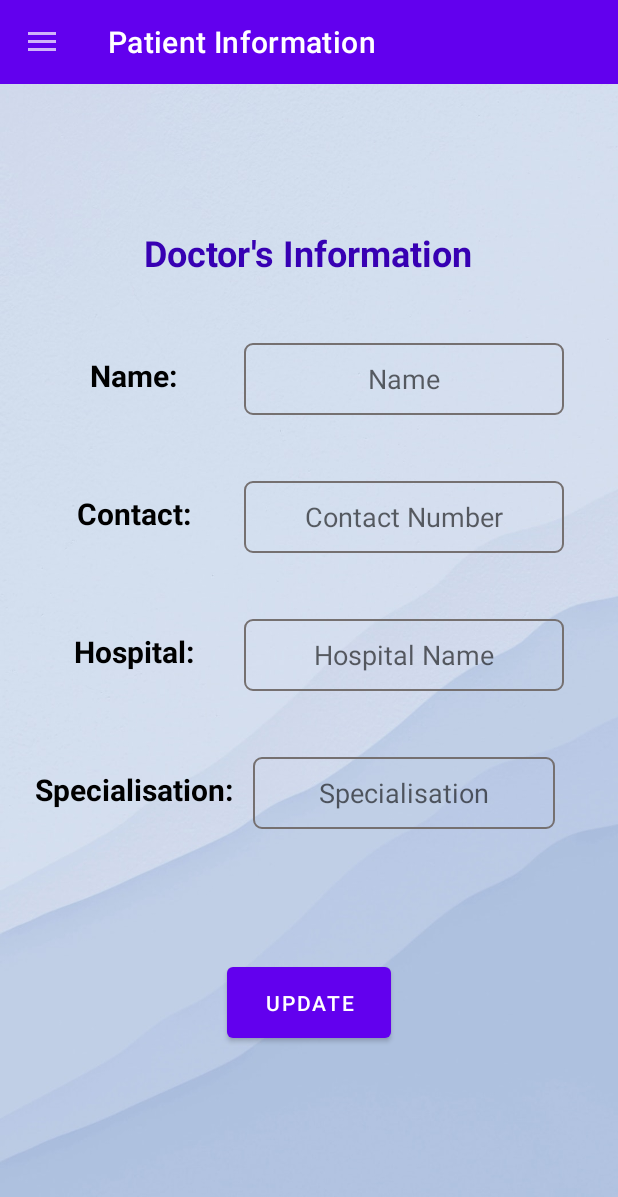
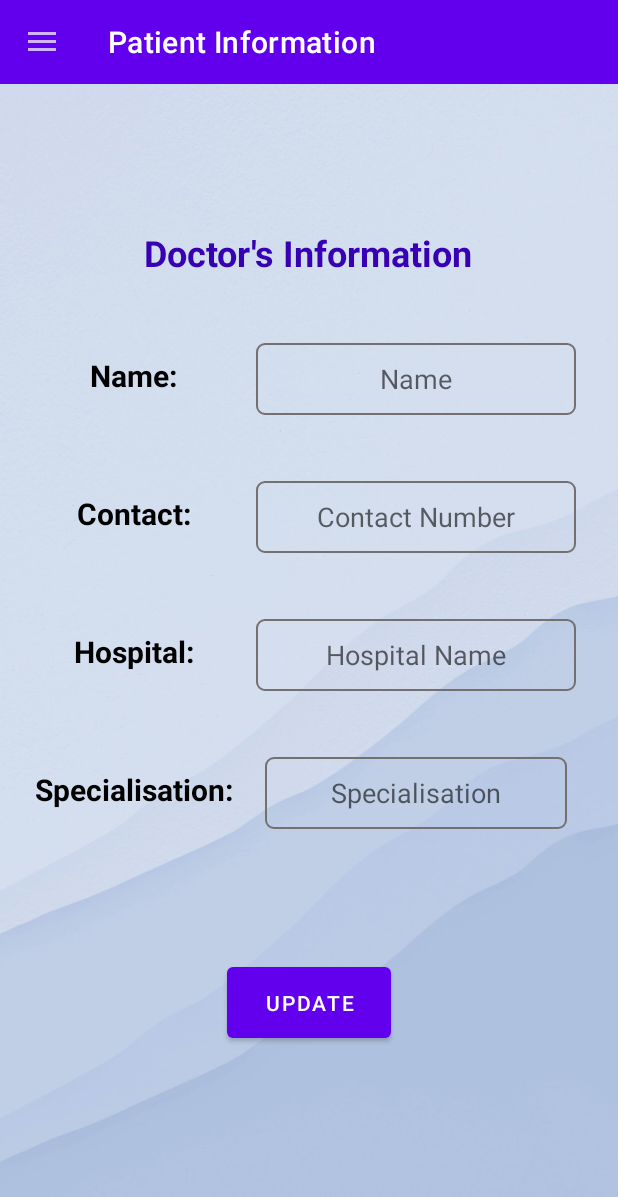
Before and after one commit to DigiTechHealthCare-Android/DT-HealthCare, an Android app: the fragment EditDoctorProfileFragment placed in its activity, on a phone screen of 412 x 824 dp. Shown: the top 1197 px of the screen. Run offline under Robolectric (Android 15) with nearby library versions, the phone set to English and light mode, and no system bars; our stand-ins replace Firebase (no records; nobody signed in at launch, a user with empty details on screens opened directly), Picasso; network calls fail; pictures from the network do not load; 6 statements that could not run were skipped.

Commit message:
UI Changes

```diff
--- a/app/src/main/res/layout/fragment_doctor_profile.xml
+++ b/app/src/main/res/layout/fragment_doctor_profile.xml
@@ -61,7 +61,7 @@
                 android:layout_width="wrap_content"
                 android:layout_height="wrap_content"
                 android:layout_marginTop="40dp"
-                android:layout_marginEnd="50dp"
+                android:layout_marginEnd="84dp"
                 android:text="@string/name"
                 android:textAlignment="textStart"
                 android:textColor="@color/black"
--- a/app/src/main/res/layout/fragment_edit_doctor_profile.xml
+++ b/app/src/main/res/layout/fragment_edit_doctor_profile.xml
@@ -49,7 +49,7 @@
                 android:layout_width="wrap_content"
                 android:layout_height="wrap_content"
                 android:layout_marginTop="44dp"
-                android:layout_marginEnd="36dp"
+                android:layout_marginEnd="28dp"
                 android:background="@drawable/custom_input"
                 android:ems="10"
                 android:hint="@string/name"
--- a/app/src/main/res/layout/fragment_settings.xml
+++ b/app/src/main/res/layout/fragment_settings.xml
@@ -44,7 +44,7 @@
             android:layout_marginTop="8dp"
             android:text="@string/email"
             android:textColor="@color/white"
-            android:textSize="16sp"
+            android:textSize="14sp"
             android:textStyle="bold"
             app:layout_constraintEnd_toEndOf="@+id/settingsNameT"
             app:layout_constraintHorizontal_bias="0.0"
--- a/app/src/main/res/layout/patient_nav_header.xml
+++ b/app/src/main/res/layout/patient_nav_header.xml
@@ -40,7 +40,7 @@
         android:layout_height="wrap_content"
         android:layout_marginTop="4dp"
         android:text="@string/email"
-        android:textSize="16sp"
+        android:textSize="14sp"
         android:textStyle="bold"
         app:layout_constraintEnd_toEndOf="parent"
         app:layout_constraintHorizontal_bias="0.0"
```
